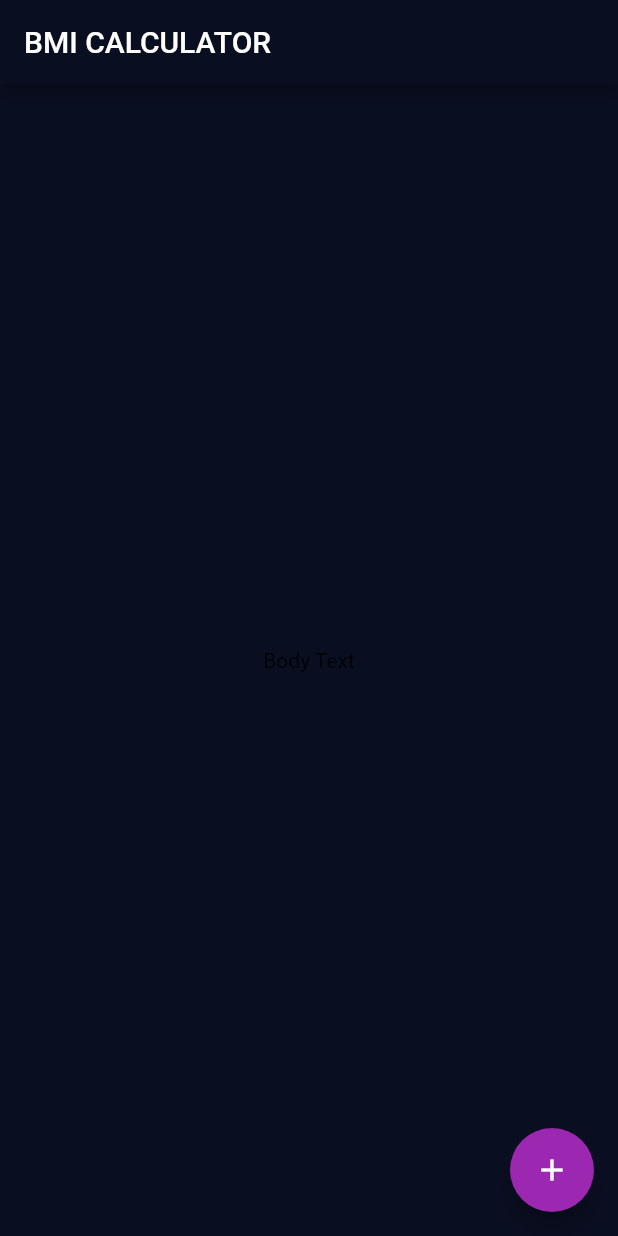
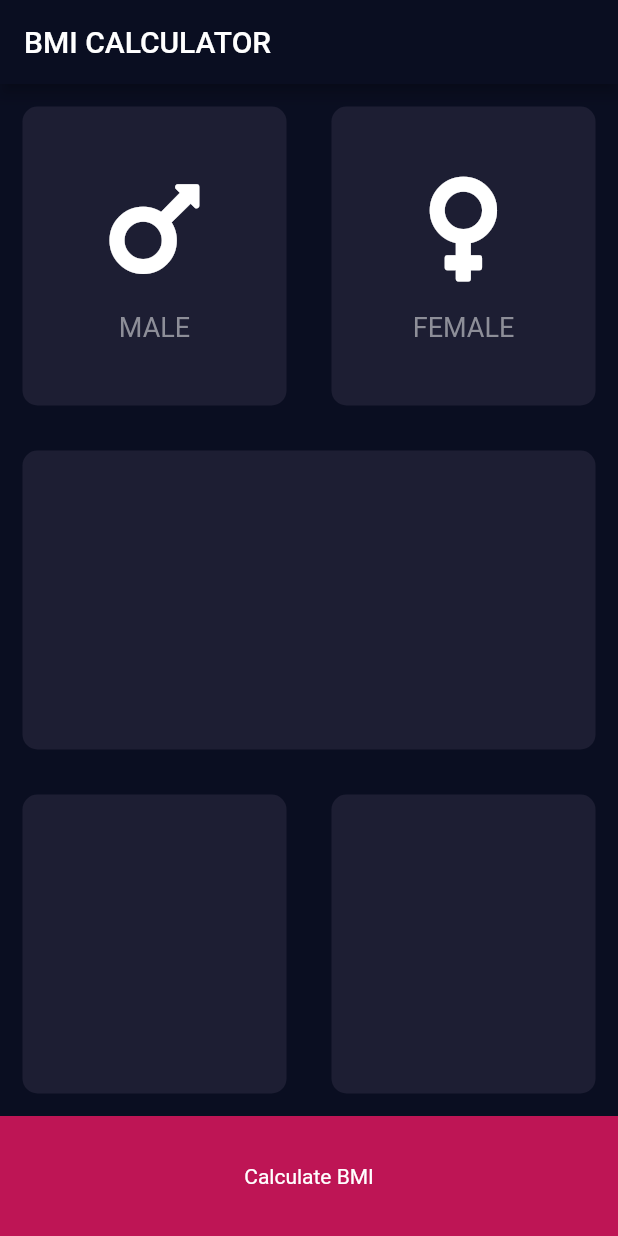
Before and after one commit to BBarisKilic/Flutter-Development-Bootcamp, a Flutter app: the screen it shows after launch, on a phone screen of 412 x 824 dp. Run offline on Flutter 3.47's test engine with Material 2 defaults, Android fonts, the phone set to English and light mode, and no system bars; our stand-ins replace audioplayers, font_awesome_flutter, rflutter_alert.

Commit message:
Gender selection added.

```diff
--- a/bmi_calculator/lib/main.dart
+++ b/bmi_calculator/lib/main.dart
@@ -1,4 +1,5 @@
 import 'package:flutter/material.dart';
+import 'screens/input_page.dart';
 
 void main() => runApp(BMICalculator());
 
@@ -7,34 +8,11 @@ class BMICalculator extends StatelessWidget {
   Widget build(BuildContext context) {
     return MaterialApp(
       debugShowCheckedModeBanner: false,
-      theme: ThemeData(
-          primaryColor: Color(0xff0A0E21),
-          scaffoldBackgroundColor: Color(0Xff0A0E21),
-          accentColor: Colors.purple),
+      theme: ThemeData.dark().copyWith(
+        primaryColor: Color(0xff0A0E21),
+        scaffoldBackgroundColor: Color(0Xff0A0E21),
+      ),
       home: InputPage(),
     );
   }
 }
-
-class InputPage extends StatefulWidget {
-  @override
-  _InputPageState createState() => _InputPageState();
-}
-
-class _InputPageState extends State<InputPage> {
-  @override
-  Widget build(BuildContext context) {
-    return Scaffold(
-      appBar: AppBar(
-        title: Text('BMI CALCULATOR'),
-      ),
-      body: Center(
-        child: Text('Body Text'),
-      ),
-      floatingActionButton: FloatingActionButton(
-        onPressed: () {},
-        child: Icon(Icons.add),
-      ),
-    );
-  }
-}
--- /dev/null
+++ b/bmi_calculator/lib/screens/input_page.dart
@@ -0,0 +1,79 @@
+import 'package:flutter/material.dart';
+import 'package:font_awesome_flutter/font_awesome_flutter.dart';
+import 'package:bmi_calculator/widgets/gender_select_child_card.dart';
+import 'package:bmi_calculator/widgets/reusable_card.dart';
+
+const title = 'BMI CALCULATOR';
+const male = 'MALE';
+const female = 'FEMALE';
+const bottomContainerText = 'Calculate BMI';
+const bottomContainerHeight = 80.0;
+const bottomContainerColor = Color(0xffBE1555);
+const activeCardColor = Color(0xff1D1E33);
+const passiveCardColor = Colors.black;
+
+class InputPage extends StatefulWidget {
+  @override
+  _InputPageState createState() => _InputPageState();
+}
+
+class _InputPageState extends State<InputPage> {
+  @override
+  Widget build(BuildContext context) {
+    return Scaffold(
+      appBar: AppBar(
+        title: Text(title),
+      ),
+      body: Column(
+        children: [
+          Expanded(
+            child: Row(
+              children: [
+                Expanded(
+                  child: ReusableCard(
+                    color: activeCardColor,
+                    childCard: GenderSelectChildCard(
+                        genderIcon: FontAwesomeIcons.mars, gender: male),
+                  ),
+                ),
+                Expanded(
+                    child: ReusableCard(
+                  color: activeCardColor,
+                  childCard: GenderSelectChildCard(
+                      genderIcon: FontAwesomeIcons.venus, gender: female),
+                )),
+              ],
+            ),
+          ),
+          Expanded(
+            child: ReusableCard(
+              color: activeCardColor,
+            ),
+          ),
+          Expanded(
+            child: Row(
+              children: [
+                Expanded(
+                    child: ReusableCard(
+                  color: activeCardColor,
+                )),
+                Expanded(
+                    child: ReusableCard(
+                  color: activeCardColor,
+                )),
+              ],
+            ),
+          ),
+          Container(
+            color: bottomContainerColor,
+            height: bottomContainerHeight,
+            width: double.infinity,
+            child: Center(
+              child: Text(bottomContainerText),
+            ),
+          ),
+        ],
+      ),
+    );
+  }
+}
--- /dev/null
+++ b/bmi_calculator/lib/widgets/gender_select_child_card.dart
@@ -0,0 +1,32 @@
+import 'package:flutter/material.dart';
+
+const labelTextStyle = TextStyle(fontSize: 18, color: Color(0xff8D8E98));
+const iconSize = 80.0;
+const space = 15.0;
+
+class GenderSelectChildCard extends StatelessWidget {
+  final IconData genderIcon;
+  final String gender;
+
+  GenderSelectChildCard({@required this.genderIcon, @required this.gender});
+
+  @override
+  Widget build(BuildContext context) {
+    return Column(
+      mainAxisAlignment: MainAxisAlignment.center,
+      children: [
+        Icon(
+          genderIcon,
+          size: iconSize,
+        ),
+        SizedBox(
+          height: space,
+        ),
+        Text(
+          gender,
+          style: labelTextStyle,
+        ),
+      ],
+    );
+  }
+}
--- /dev/null
+++ b/bmi_calculator/lib/widgets/reusable_card.dart
@@ -0,0 +1,23 @@
+import 'package:flutter/material.dart';
+
+const margin = 15.0;
+const borderRadius = 10.0;
+
+class ReusableCard extends StatelessWidget {
+  final Color color;
+  final Widget childCard;
+
+  ReusableCard({@required this.color, this.childCard});
+
+  @override
+  Widget build(BuildContext context) {
+    return Container(
+      margin: EdgeInsets.all(margin),
+      decoration: BoxDecoration(
+        color: color,
+        borderRadius: BorderRadius.circular(borderRadius),
+      ),
+      child: childCard,
+    );
+  }
+}
```
Also changed, not shown: bmi_calculator/pubspec.yaml (+2 -54 lines), bmi_calculator/pubspec.lock, 1 other file.
